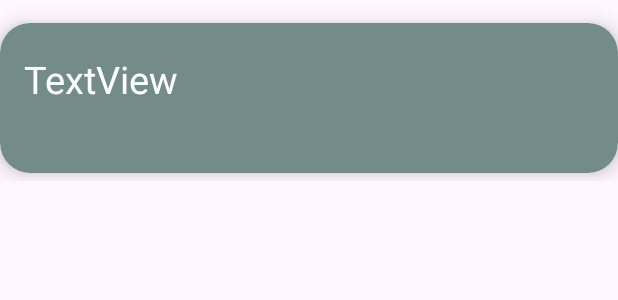
After one commit to SolomonCas/Haxxor, an Android app: the layout ability_rows.xml on its own in the app's theme, with its tools: preview values and no code run, on a phone screen of 412 x 824 dp. The commit adds this screen. Shown: the top 300 px of the screen. Run offline under Robolectric (Android 15) with nearby library versions, the phone set to English and light mode, and no system bars.

Commit message:
Ability List Recycler Added

```diff
--- a/app/src/main/AndroidManifest.xml
+++ b/app/src/main/AndroidManifest.xml
@@ -13,6 +13,9 @@
         android:theme="@style/Theme.Haxxor"
         tools:targetApi="31">
         <activity
+            android:name=".AbilityListView.AbilityActivity"
+            android:exported="false" />
+        <activity
             android:name=".MainActivity"
             android:exported="true">
             <intent-filter>
--- a/app/src/main/java/com/example/haxxor/Ability.java
+++ b/app/src/main/java/com/example/haxxor/AbilityListView/Ability.java
@@ -1,4 +1,4 @@
-package com.example.haxxor;
+package com.example.haxxor.AbilityListView;
 
 public class Ability {
     String Type;
--- a/app/src/main/java/com/example/haxxor/DatabaseHelper.java
+++ b/app/src/main/java/com/example/haxxor/DatabaseHelper.java
@@ -8,8 +8,9 @@ import android.database.sqlite.SQLiteDatabase;
 import android.database.sqlite.SQLiteOpenHelper;
 import android.util.Log;
 
+import com.example.haxxor.AbilityListView.Ability;
+
 import java.io.BufferedReader;
-import java.io.FileInputStream;
 import java.io.IOException;
 import java.io.InputStream;
 import java.io.InputStreamReader;
@@ -38,7 +39,7 @@ public class DatabaseHelper extends SQLiteOpenHelper {
     }
     @Override
     public void onUpgrade(SQLiteDatabase db, int oldVersion, int newVersion) {
-
+        db.execSQL("DROP TABLE IF EXISTS " + TABLE_ABILITIES); // Easier to Update CSV
         String CREATE_ABILITIES_TABLE = "CREATE TABLE " + TABLE_ABILITIES + "("
                 + COLUMN_TYPE + " TEXT,"
                 + COLUMN_NAME + " TEXT,"
--- a/app/src/main/java/com/example/haxxor/MainActivity.java
+++ b/app/src/main/java/com/example/haxxor/MainActivity.java
@@ -1,5 +1,6 @@
 package com.example.haxxor;
 
+import android.content.Intent;
 import android.os.Bundle;
 import android.view.View;
 import android.widget.Button;
@@ -9,6 +10,8 @@ import androidx.appcompat.app.AppCompatActivity;
 import androidx.core.graphics.Insets;
 import androidx.core.view.ViewCompat;
 import androidx.core.view.WindowInsetsCompat;
+
+import com.example.haxxor.AbilityListView.AbilityActivity;
 
 public class MainActivity extends AppCompatActivity {
 
@@ -29,7 +32,8 @@ public class MainActivity extends AppCompatActivity {
         AbilityList_Button.setOnClickListener(new View.OnClickListener() {
             @Override
             public void onClick(View v) {
-                db.getAbilities("Sentinel");
+                Intent intent = new Intent(MainActivity.this, AbilityActivity.class);
+                startActivity(intent);
             }
         });
     }
--- /dev/null
+++ b/app/src/main/res/layout/ability_rows.xml
@@ -0,0 +1,46 @@
+<?xml version="1.0" encoding="utf-8"?>
+<androidx.constraintlayout.widget.ConstraintLayout xmlns:android="http://schemas.android.com/apk/res/android"
+    xmlns:app="http://schemas.android.com/apk/res-auto"
+    xmlns:tools="http://schemas.android.com/tools"
+    android:layout_width="match_parent"
+    android:layout_height="wrap_content">
+
+    <androidx.cardview.widget.CardView
+        android:layout_width="match_parent"
+        android:layout_height="100dp"
+        android:layout_marginTop="15dp"
+        android:layout_marginBottom="5dp"
+        app:cardCornerRadius="20dp"
+        app:cardElevation="8dp"
+        app:layout_constraintBottom_toBottomOf="parent"
+        app:layout_constraintEnd_toEndOf="parent"
+        app:layout_constraintStart_toStartOf="parent"
+        app:layout_constraintTop_toTopOf="parent"
+        app:cardBackgroundColor="#738c89">
+
+        <androidx.constraintlayout.widget.ConstraintLayout
+            android:layout_width="match_parent"
+            android:layout_height="match_parent">
+
+            <TextView
+                android:id="@+id/Ability_Name"
+                android:layout_width="356dp"
+                android:layout_height="62dp"
+                android:layout_marginStart="16dp"
+                android:layout_marginTop="20dp"
+                android:layout_marginEnd="12dp"
+                android:layout_marginBottom="18dp"
+                android:text="TextView"
+                android:textColor="@color/white"
+                android:textSize="25dp"
+                app:layout_constraintBottom_toBottomOf="parent"
+                app:layout_constraintEnd_toEndOf="parent"
+                app:layout_constraintHorizontal_bias="0.0"
+                app:layout_constraintStart_toStartOf="parent"
+                app:layout_constraintTop_toTopOf="parent"
+                app:layout_constraintVertical_bias="1.0" />
+
+        </androidx.constraintlayout.widget.ConstraintLayout>
+    </androidx.cardview.widget.CardView>
+
+</androidx.constraintlayout.widget.ConstraintLayout>
```
Also changed, not shown: app/src/main/java/com/example/haxxor/AbilityListView/AbilityActivity.java (added, +42 -0 lines), app/src/main/java/com/example/haxxor/AbilityListView/ability_RecyclerAdaptor.java (added, +52 -0 lines), app/src/main/res/layout/activity_ability.xml (added, +37 -0 lines).
